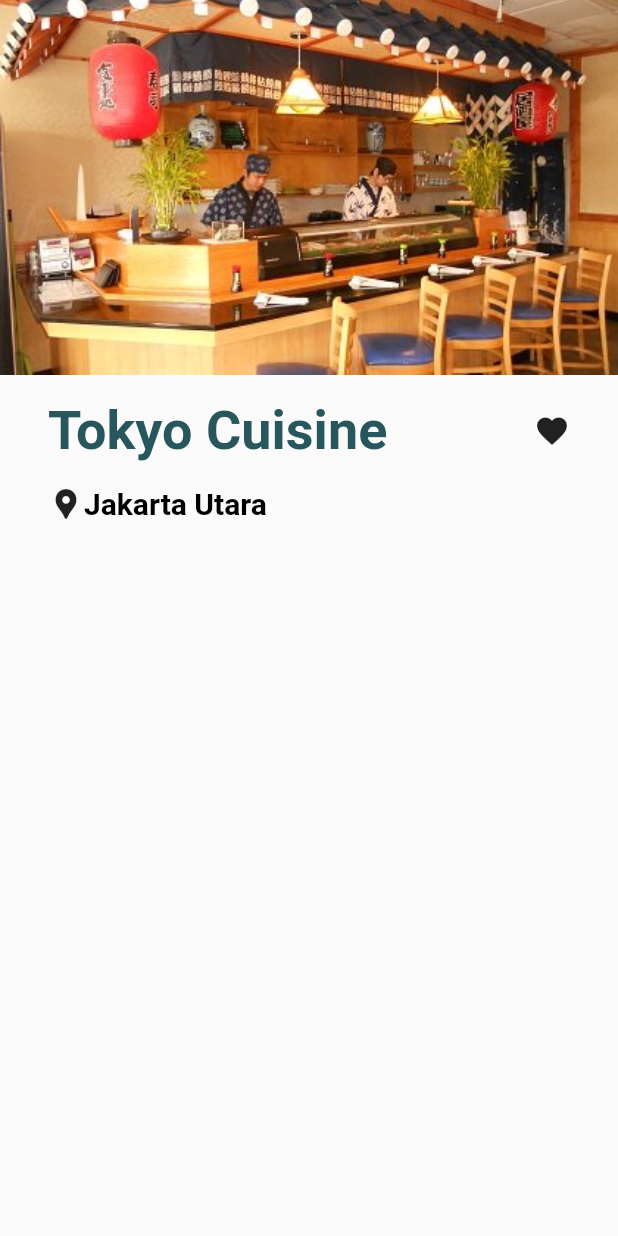
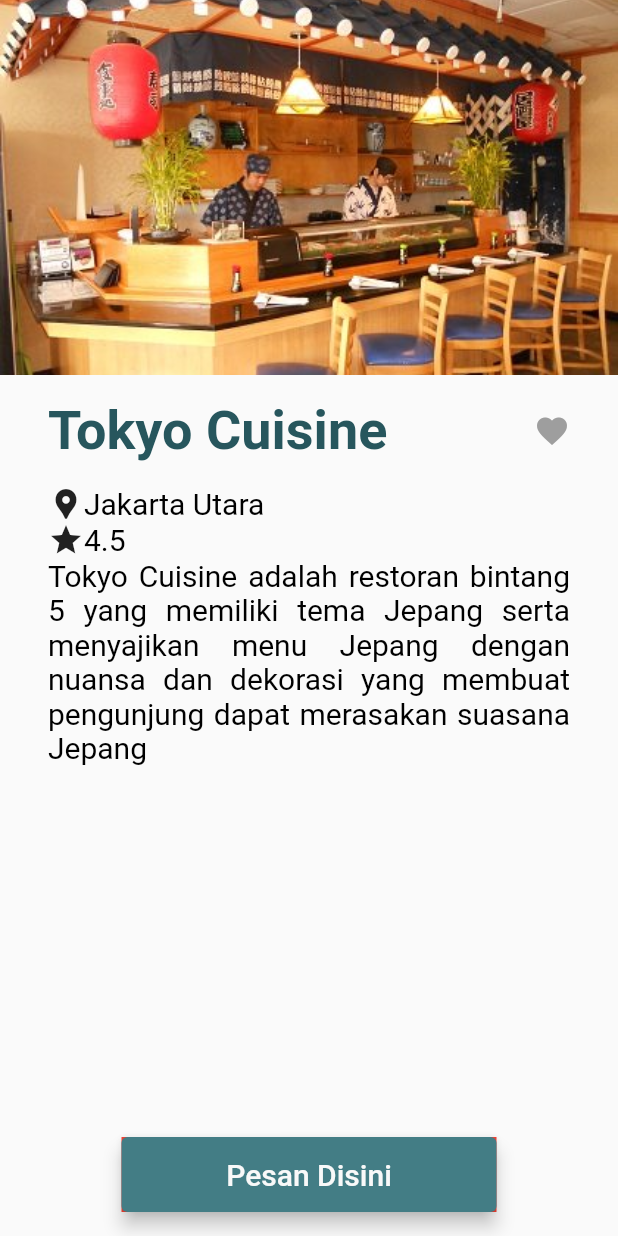
Before and after one commit to FachrulRivaldy/makan-yuk, a Flutter app: the screen it shows after launch, on a phone screen of 412 x 824 dp. Run offline on Flutter 3.47's test engine with Material 2 defaults, Android fonts, the phone set to English and light mode, and no system bars; missing offline and left inert: dart:ffi.

Commit message:
Add More Detail Page

```diff
--- a/lib/components/constants.dart
+++ b/lib/components/constants.dart
@@ -14,7 +14,7 @@
 
 const kParagraphText = TextStyle(
   color: Colors.black,
-  fontWeight: FontWeight.bold,
+  fontWeight: FontWeight.w400,
   fontSize: 20,
 );
 
@@ -23,3 +23,9 @@
   fontWeight: FontWeight.normal,
   fontSize: 16,
 );
+
+const kButtonText = TextStyle(
+  color: kTextColor,
+  fontWeight: FontWeight.w500,
+  fontSize: 20,
+);
--- a/lib/components/default_button.dart
+++ b/lib/components/default_button.dart
@@ -1,17 +1,42 @@
+import 'dart:ffi';
+
 import 'package:flutter/material.dart';
+import 'package:restaurant_reservation_app/components/constants.dart';
 
 class Button extends StatelessWidget {
-  const Button({Key? key, this.text, this.press}) : super(key: key);
+  const Button(
+      {Key? key,
+      this.text = "Button",
+      required this.dest,
+      this.width = 250,
+      this.height = 50})
+      : super(key: key);
 
-  final String? text;
-  final VoidCallback? press;
+  final double width;
+  final double height;
+  final String text;
+  final Widget dest;
 
   @override
   Widget build(BuildContext context) {
-    return SizedBox(
-      child: TextButton(
-        child: Text(text!),
-        onPressed: press!,
+    return Container(
+      color: Colors.red,
+      width: width,
+      height: height,
+      alignment: Alignment.center,
+      child: ElevatedButton(
+        style: ElevatedButton.styleFrom(
+            primary: kSecondaryColor,
+            elevation: 5,
+            fixedSize: Size(width, height)),
+        child: Text(
+          text,
+          style: kButtonText,
+        ),
+        onPressed: () {
+          Navigator.push(
+              context, MaterialPageRoute(builder: (context) => dest));
+        },
       ),
     );
   }
--- a/lib/data/restaurant_data.dart
+++ b/lib/data/restaurant_data.dart
@@ -3,12 +3,16 @@
   final String name;
   final String place;
   final String description;
+  final double rating;
+  final String detail;
 
   const Restaurant(
       {required this.image,
       required this.name,
       required this.place,
-      required this.description});
+      required this.description,
+      required this.rating,
+      required this.detail});
 }
 
 List<Restaurant> restaurants = const [
@@ -16,20 +20,28 @@
       image: "assets/images/JapanResto.png",
       name: "Tokyo Cuisine",
       place: "Jakarta Utara",
-      description: "Restoran bintang 5 dengan tema ala Jepang"),
+      description: "Restoran bintang 5 dengan tema ala Jepang",
+      rating: 4.5,
+      detail: "Tokyo Cuisine adalah restoran bintang 5 yang memiliki tema Jepang serta menyajikan menu Jepang dengan nuansa dan dekorasi yang membuat pengunjung dapat merasakan suasana Jepang"),
   Restaurant(
       image: "assets/images/ItalianResto.png",
       name: "Italian Resto",
       place: "Jakarta Barat",
-      description: "Restoran bintang 5 dengan tema ala Italia"),
+      description: "Restoran bintang 5 dengan tema ala Italia",
+      rating: 4.8,
+      detail: "Italian Resto adalah restoran bintang 5 yang memiliki tema Italia serta menyajikan menu Italia dengan nuansa dan dekorasi yang membuat pengunjung dapat merasakan suasana Italia"),
   Restaurant(
       image: "assets/images/ChineseResto.png",
       name: "Chinese Resto",
       place: "Jakarta Selatan",
-      description: "Restoran bintang 5 dengan tema ala Tiongkok"),
+      description: "Restoran bintang 5 dengan tema ala Tiongkok",
+      rating: 4.4,
+      detail: "Tokyo Cuisine adalah restoran bintang 5 yang memiliki tema Tiongkok serta menyajikan menu Tiongkok dengan nuansa dan dekorasi yang membuat pengunjung dapat merasakan suasana Tiongkok"),
   Restaurant(
       image: "assets/images/AmericanResto.png",
       name: "American Food",
       place: "Jakarta Utara",
-      description: "Restoran bintang 5 dengan tema ala Amerika"),
+      description: "Restoran bintang 5 dengan tema ala Amerika",
+      rating: 4.6,
+      detail: "Tokyo Cuisine adalah restoran bintang 5 yang memiliki tema Amerika serta menyajikan menu Amerika dengan nuansa dan dekorasi yang membuat pengunjung dapat merasakan suasana Amerika"),
 ];
--- a/lib/screens/detail_page.dart
+++ b/lib/screens/detail_page.dart
@@ -1,6 +1,8 @@
 import 'package:flutter/material.dart';
 import 'package:restaurant_reservation_app/components/constants.dart';
 import 'package:restaurant_reservation_app/data/restaurant_data.dart';
+import 'package:restaurant_reservation_app/components/default_button.dart';
+import 'package:restaurant_reservation_app/screens/homepage.dart';
 
 class DetailPage extends StatefulWidget {
   const DetailPage({Key? key}) : super(key: key);
@@ -10,6 +12,18 @@
 }
 
 class _DetailPageState extends State<DetailPage> {
+  bool fav = false;
+
+  void _onTap() {
+    setState(() {
+      if (fav == false) {
+        fav = true;
+      } else {
+        fav = false;
+      }
+    });
+  }
+
   @override
   Widget build(BuildContext context) {
     return SafeArea(
@@ -37,8 +51,12 @@
                         restaurants[0].name,
                         style: kPageTitleText,
                       ),
-                      const InkWell(
-                        child: Icon(Icons.favorite),
+                      InkWell(
+                        onTap: _onTap,
+                        child: Icon(
+                          Icons.favorite,
+                          color: fav ? Colors.red : Colors.grey,
+                        ),
                       )
                     ],
                   ),
@@ -53,12 +71,31 @@
                         style: kParagraphText,
                       )
                     ],
-                  )
+                  ),
+                  Row(
+                    children: [
+                      const Icon(Icons.star),
+                      Text(
+                        restaurants[0].rating.toString(),
+                        style: kParagraphText,
+                      )
+                    ],
+                  ),
+                  Text(
+                    restaurants[0].detail,
+                    textAlign: TextAlign.justify,
+                    style: kParagraphText,
+                  ),
                 ],
               ),
             )
           ],
         ),
+        floatingActionButton: const Button(
+          text: "Pesan Disini",
+          dest: Homepage(),
+        ),
+        floatingActionButtonLocation: FloatingActionButtonLocation.centerFloat,
       ),
     );
   }
```
Also changed, not shown: lib/screens/checkout_page.dart (added, +18 -0 lines).
